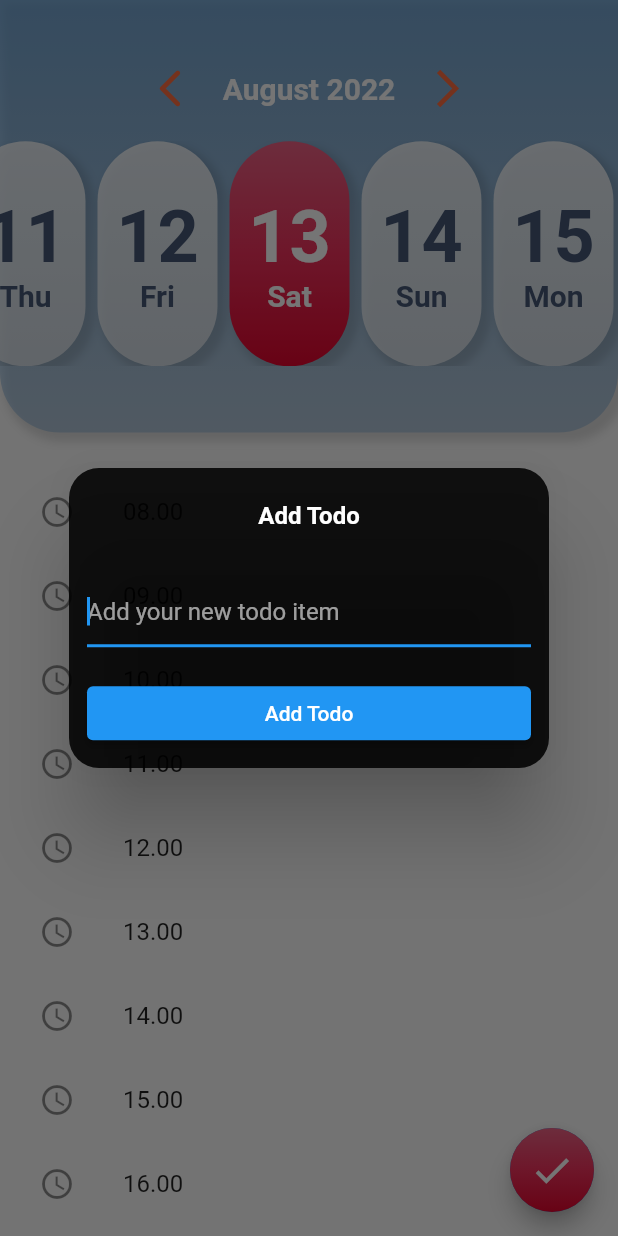
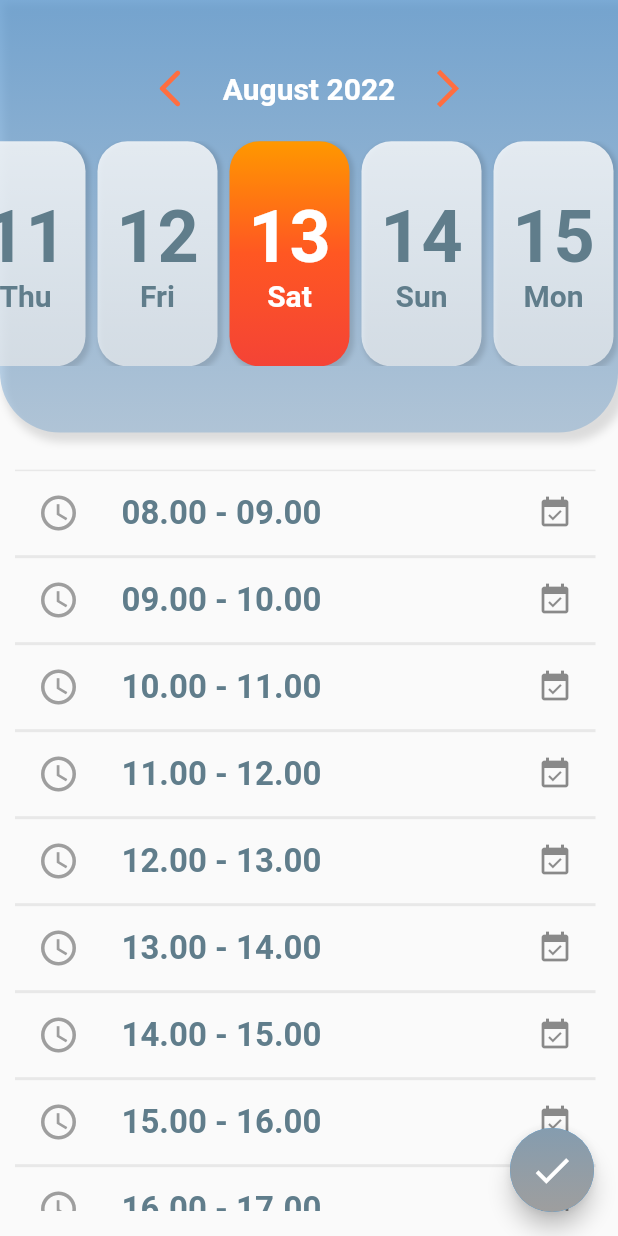
Before and after one commit to dmlpYunus/E-Date, a Flutter app: the ReservationPage screen opened directly with empty values, after a tap on the "done" icon, on a phone screen of 412 x 824 dp. Run offline on Flutter 3.47's test engine with Material 2 defaults, Android fonts, the phone set to English and light mode, and no system bars; our stand-ins replace cloud_firestore, email_validator, firebase_auth, firebase_core; accounts and stored records are empty.

Commit message:
fixes & improvements

```diff
--- a/lib/ForgetPasswordScreen.dart
+++ b/lib/ForgetPasswordScreen.dart
@@ -8,7 +8,7 @@ class ForgetPasswordPage extends StatefulWidget {
   State<ForgetPasswordPage> createState() => _ForgetPasswordPage();
 }
 
-class _ForgetPasswordPage extends State<ForgetPasswordPage> with StudentValidationMixin {
+class _ForgetPasswordPage extends State<ForgetPasswordPage> with AccountValidationMixin {
   @override
   AuthService authService = AuthService();
   final emailEditor = TextEditingController();
--- a/lib/Model/appointment.dart
+++ b/lib/Model/appointment.dart
@@ -1,3 +1,12 @@
+import 'package:flutterfirebasedeneme/Model/instructor.dart';
+
 class Appointment{
+  late Instructor instructor;
+  late DateTime dateTime;
+  late String studentID, studentName, studentSurname;
 
+  Appointment();
+
+  Appointment.withValues(this.instructor, this.dateTime, this.studentID, this.studentName,
+      this.studentSurname);
 }
--- a/lib/home_page.dart
+++ b/lib/home_page.dart
@@ -43,10 +43,11 @@ class _HomePageState extends State<HomePage>{
                             return Center(
                               child: ListTile(
                                 onTap: (){
-                                  selected = Instructor.withValues(instructors['id'],
+                                  /*selected = Instructor.withValues(instructors['id'],
                                       instructors['name'],
                                       instructors['email'],
-                                      instructors['surname'],"Computer");
+                                      instructors['surname'],"Computer");*/
+                                  selected = buildInstructor(instructors);
                                     Navigator.push(context, MaterialPageRoute(builder: (context)=> ReservationPage(
                                         title: selectedInst,instructor: selected)));
                                 },
@@ -104,4 +105,11 @@ class _HomePageState extends State<HomePage>{
     );
   }
 
+  Instructor buildInstructor(QueryDocumentSnapshot inst){
+    return Instructor.withValues(inst['id'],
+        inst['name'],
+        inst['email'],
+        inst['surname'],"Computer");
+  }
+
 }
--- a/lib/login_screen.dart
+++ b/lib/login_screen.dart
@@ -12,7 +12,7 @@ class LoginPage extends StatefulWidget {
   State<LoginPage> createState() => _LoginPageState();
 }
 
-class _LoginPageState extends State<LoginPage> with StudentValidationMixin {
+class _LoginPageState extends State<LoginPage> with AccountValidationMixin {
   @override
   AuthService authService = AuthService();
   final emailEditor = TextEditingController();
--- a/lib/login_validator.dart
+++ b/lib/login_validator.dart
@@ -1,6 +1,6 @@
 import 'package:email_validator/email_validator.dart';
 
-class StudentValidationMixin{
+class AccountValidationMixin{
 
   String? validateMail(String? value){
     if(value == null || value.isEmpty){
--- a/lib/reservation_screen.dart
+++ b/lib/reservation_screen.dart
@@ -1,5 +1,7 @@
+import 'package:cloud_firestore/cloud_firestore.dart';
 import 'package:flutter/gestures.dart';
 import 'package:flutter/material.dart';
+import 'package:flutterfirebasedeneme/Model/appointment.dart';
 import 'Model/instructor.dart';
 import 'utils/colors_util.dart';
 import 'utils/date_utils.dart' as date_util;
@@ -66,28 +68,50 @@ class _ReservationPageState extends State<ReservationPage> {
     currentMonthList = currentMonthList.toSet().toList();
     scrollController =
         ScrollController(initialScrollOffset: 70.0 * currentDateTime.day +1 );
-    selectedDay = DateTime(currentDateTime.year,currentDateTime.month,currentDateTime.day);
-    print(selectedDay);
+    selectedDay = DateTime(currentDateTime.year,currentDateTime.month,currentDateTime.day);//.add(Duration(hours: 8));
+    selectedDateTime = DateTime(currentDateTime.year,currentDateTime.month,currentDateTime.day);
     super.initState();
   }
 
   Widget hoursView() {
     return Container(
-      margin: EdgeInsets.fromLTRB(10, height * 0.38, 10, 10),
+      margin: EdgeInsets.fromLTRB(10, height * 0.38, 15, 15),
       width: width,
       height: height * 0.60,
       child: ListView.builder(
-        itemCount: hours.length,
+        itemCount: hours.length-1,
         itemBuilder: (context, index) {
           return ListTile(
-            title: Text(hours[index]),
-            leading: const Icon(Icons.access_time),
+            title: Text(hours[index] +' - ' + hours[index+1],
+                style:const TextStyle(
+                  color: Colors.blueGrey,
+                  fontSize: 22,
+                  fontWeight: FontWeight.bold,
+                )
+            ),
+            autofocus: true,
+            contentPadding: EdgeInsets.only(right: 15,left: 15),
+            leading: const Icon(Icons.access_time,color: Colors.grey,size: 28,),
+            trailing: const Icon(Icons.event_available),
+            shape: Border(
+              top: BorderSide(
+                color: Colors.grey.withOpacity(0.2)
+              ),
+                bottom: BorderSide(
+            color: Colors.grey.withOpacity(0.2)
+          )
+            ),
             onTap: () {
              // selectedDateTime = clearDateTime(selectedDateTime);
+              setState(() {
+
+              });
               int selectedHour = double.parse(hours[index].toString()).floor();
               selectedDateTime = selectedDay.add(Duration(hours: selectedHour));
-              print("final Date :  "  + selectedDateTime.toString());
+              print("final Date :  $selectedDateTime");
+
             },
+
           );
         },
       ),
@@ -188,6 +212,7 @@ class _ReservationPageState extends State<ReservationPage> {
               selectedDay = currentDateTime;
               clearDateTime(selectedDay);
               print(selectedDay);
+              selectedDateTime = selectedDay;
             });
           },
           child: Container(
@@ -202,20 +227,23 @@ class _ReservationPageState extends State<ReservationPage> {
                             Colors.white.withOpacity(0.6)
                           ]
                         : [
-                            HexColor("ED6184"),
-                            HexColor("EF315B"),
-                            HexColor("E2042D")
+                            Colors.orange,
+                            Colors.deepOrange,
+                            Colors.red,
+                            //HexColor("ED6184"),
+                            //HexColor("EF315B"),
+                            //HexColor("E2042D")
                           ],
                     begin: const FractionalOffset(0.0, 0.0),
                     end: const FractionalOffset(0.0, 1.0),
                     stops: const [0.0, 0.5, 1.0],
                     tileMode: TileMode.clamp),
-                borderRadius: BorderRadius.circular(40),
+                borderRadius: BorderRadius.circular(20),
                 boxShadow: const [
                   BoxShadow(
-                    offset: Offset(4, 4),
-                    blurRadius: 4,
-                    spreadRadius: 2,
+                    offset: Offset(2, 2),
+                    blurRadius: 2,
+                    spreadRadius: 1,
                     color: Colors.black12,
                   )
                 ]),
@@ -230,7 +258,7 @@ class _ReservationPageState extends State<ReservationPage> {
                         fontWeight: FontWeight.bold,
                         color:
                             (currentMonthList[index].day != currentDateTime.day)
-                                ? HexColor("465876")
+                                ? Colors.blueGrey
                                 : Colors.white),
                   ),
                   Text(
@@ -241,7 +269,7 @@ class _ReservationPageState extends State<ReservationPage> {
                         fontWeight: FontWeight.bold,
                         color:
                             (currentMonthList[index].day != currentDateTime.day)
-                                ? HexColor("465876")
+                                ? Colors.blueGrey
                                 : Colors.white),
                   )
                 ],
@@ -297,10 +325,19 @@ class _ReservationPageState extends State<ReservationPage> {
           decoration: BoxDecoration(
               shape: BoxShape.circle,
               gradient: LinearGradient(
-                  colors: [
-                    HexColor("ED6184"),
+                  colors:
+                  (hours.contains("${selectedDateTime.hour}.00") ||  hours.contains("0"+selectedDateTime.hour.toString()+".00")) ? [
+                    Colors.red.withOpacity(0.8),
+                    Colors.red.withOpacity(0.9),
+                    Colors.red.withOpacity(1)
+                    /*HexColor("ED6184"),
                     HexColor("EF315B"),
-                    HexColor("E2042D")
+                    HexColor("E2042D")*/
+                  ] :
+                  [
+                    Colors.grey.withOpacity(0.8),
+                    Colors.grey.withOpacity(0.9),
+                    Colors.grey.withOpacity(1)
                   ],
                   begin: const FractionalOffset(0.0, 0.0),
                   end: const FractionalOffset(0.0, 1.0),
@@ -312,62 +349,7 @@ class _ReservationPageState extends State<ReservationPage> {
           ),
         ),
         onPressed: () {
-          controller.text = "";
-          showDialog(
-              context: context,
-              builder: (BuildContext context) {
-                return Dialog(
-                  backgroundColor: Colors.black87,
-                  shape: RoundedRectangleBorder(
-                      borderRadius: BorderRadius.circular(20)),
-                  child: Container(
-                    height: 200,
-                    width: 320,
-                    padding: const EdgeInsets.all(12),
-                    child: Column(
-                      mainAxisAlignment: MainAxisAlignment.center,
-                      children: <Widget>[
-                        const SizedBox(
-                          height: 10,
-                        ),
-                        const Text(
-                          "Add Todo",
-                          style: TextStyle(
-                              color: Colors.white,
-                              fontSize: 16,
-                              fontWeight: FontWeight.bold),
-                        ),
-                        const SizedBox(
-                          height: 30,
-                        ),
-                        TextField(
-                          controller: controller,
-                          style: const TextStyle(color: Colors.white),
-                          autofocus: true,
-                          decoration: const InputDecoration(
-                              hintText: 'Add your new todo item',
-                              hintStyle: TextStyle(color: Colors.white60)),
-                        ),
-                        const SizedBox(
-                          height: 20,
-                        ),
-                        SizedBox(
-                          width: 320,
-                          child: ElevatedButton(
-                            onPressed: () {
-                              setState(() {
-                                todos.add(controller.text);
-                              });
-                              Navigator.of(context).pop();
-                            },
-                            child: const Text("Add Todo"),
-                          ),
-                        )
-                      ],
-                    ),
-                  ),
-                );
-              });
+          createAppointment(selectedDateTime, '218YS2134', 'Yunus Can', 'Dumlupınar', instructor);
         },
       ),
     );
@@ -389,6 +371,21 @@ class _ReservationPageState extends State<ReservationPage> {
     ScaffoldMessenger.of(context).showSnackBar(snackBar);
   }
 
+  createAppointment(DateTime dateTime,String studentId,String studentName,String studentSurname,Instructor instructor){
+    Appointment b = Appointment.withValues(instructor, dateTime, studentId, studentName, studentSurname);
+    Map <String,dynamic> appointment  = Map();
+    appointment['instructorName'] = instructor.name;
+    appointment['dateTime'] = dateTime;
+    appointment['studentId'] = studentId;
+    appointment['studentName'] = studentName;
+    appointment['studentSurname'] = studentSurname;
+
+    FirebaseFirestore.instance.collection('appointments').add(appointment).whenComplete(() =>
+    displayDialog('Appointment Request Sent To ${instructor.name}', '${instructor.name}\n'
+        '${dateTime.toString()}', context)
+    );
+  }
+
   DateTime clearDateTime(DateTime dateTime){
     dateTime.subtract(Duration(
       hours: dateTime.hour,
@@ -397,5 +394,20 @@ class _ReservationPageState extends State<ReservationPage> {
     return dateTime;
   }
 
+  void displayDialog(String Title, String message, BuildContext context) {
+    var alert = AlertDialog(
+      title: Text(Title),
+      content: Text(message),
+        actions: [
+          ElevatedButton(onPressed: (){
+            Navigator.pop(context);
+            Navigator.pop(context);
+          }, child: const Text('OKAY'))
+        ],
+
+    );
+    showDialog(context: context, builder: (BuildContext context) => alert);
+  }
+
 
 }
--- a/lib/signup_screen.dart
+++ b/lib/signup_screen.dart
@@ -9,7 +9,7 @@ class SignupPage extends StatefulWidget {
   State<SignupPage> createState() => _SignUpPageState();
 }
 
-class _SignUpPageState extends State<SignupPage> with StudentValidationMixin {
+class _SignUpPageState extends State<SignupPage> with AccountValidationMixin {
   @override
   AuthService authService = AuthService();
   final emailEditor = TextEditingController();
```
